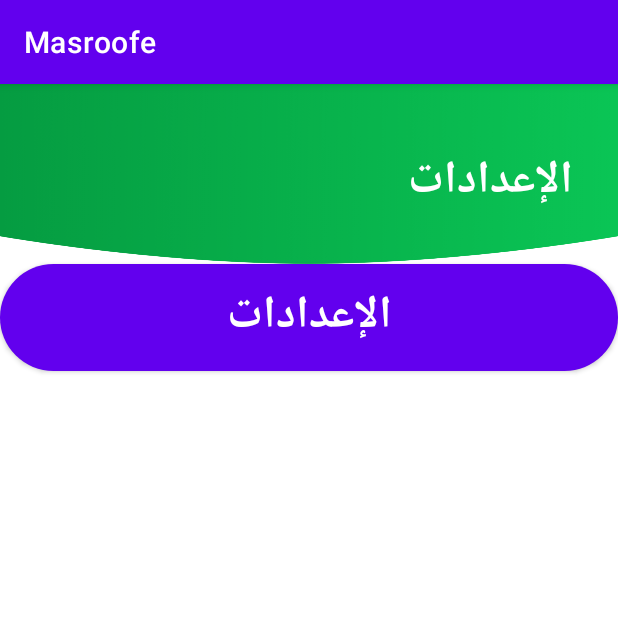
After one commit to Adam-Saleem/Masroofe, an Android app: the SettingsActivity screen opened directly, with no data from a screen before it, on a phone screen of 412 x 824 dp, the top half of it. The commit adds this screen. Run offline under Robolectric (Android 15) with nearby library versions, the phone set to English and light mode, and no system bars.

Commit message:
Add Setting Activity

```diff
--- a/app/src/main/AndroidManifest.xml
+++ b/app/src/main/AndroidManifest.xml
@@ -12,7 +12,13 @@
         android:supportsRtl="true"
         android:theme="@style/Theme.Masroofe"
         tools:targetApi="31">
-
+        <activity
+            android:name=".SettingsActivity"
+            android:exported="false">
+            <meta-data
+                android:name="android.app.lib_name"
+                android:value="" />
+        </activity>
         <activity
             android:name=".LoginActivity"
             android:exported="false">
@@ -34,7 +40,6 @@
                 android:name="android.app.lib_name"
                 android:value="" />
         </activity>
-
     </application>
 
 </manifest>
--- /dev/null
+++ b/app/src/main/java/com/example/masroofe/SettingsActivity.java
@@ -0,0 +1,14 @@
+package com.example.masroofe;
+
+import androidx.appcompat.app.AppCompatActivity;
+
+import android.os.Bundle;
+
+public class SettingsActivity extends AppCompatActivity {
+
+    @Override
+    protected void onCreate(Bundle savedInstanceState) {
+        super.onCreate(savedInstanceState);
+        setContentView(R.layout.settings_activity);
+    }
+}
--- /dev/null
+++ b/app/src/main/res/layout/settings_activity.xml
@@ -0,0 +1,33 @@
+<?xml version="1.0" encoding="utf-8"?>
+
+<LinearLayout xmlns:android="http://schemas.android.com/apk/res/android"
+    xmlns:app="http://schemas.android.com/apk/res-auto"
+    xmlns:tools="http://schemas.android.com/tools"
+    android:layout_width="match_parent"
+    android:layout_height="match_parent"
+    android:orientation="vertical"
+    tools:context=".SettingsActivity">
+
+    <TextView
+        android:layout_width="match_parent"
+        android:layout_height="120dp"
+        android:background="@drawable/top_background"
+        android:paddingTop="40dp"
+        android:paddingEnd="30dp"
+        android:text="@string/Settings"
+        android:textColor="@color/white"
+        android:textSize="30sp"
+        android:textStyle="bold"
+        tools:ignore="MissingConstraints,RtlSymmetry" />
+
+    <Button
+        android:layout_width="match_parent"
+        android:layout_height="wrap_content"
+        android:background="@drawable/btnsignup_background"
+        android:text="@string/Settings"
+        android:textColor="@color/white"
+        android:textSize="30sp"
+        android:textStyle="bold" />
+
+
+</LinearLayout>
--- a/app/src/main/res/values/strings.xml
+++ b/app/src/main/res/values/strings.xml
@@ -6,6 +6,7 @@
     <string name="passwordTitle">كلمة السر</string>
     <string name="forgetPass"> هل نسيت كلمة السر ؟</string>
     <string name="loginBtnTitle">تسجيل الدخول</string>
+    <string name="Settings">الإعدادات</string>
 
 
     titleOnLoginActivity
```
